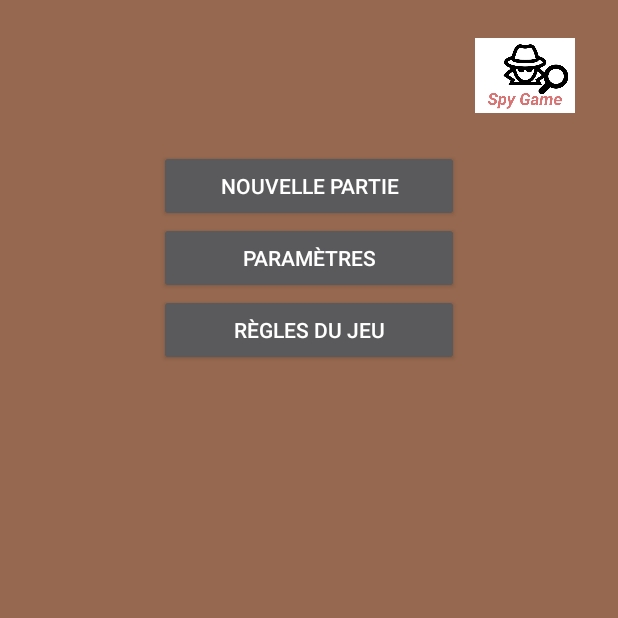
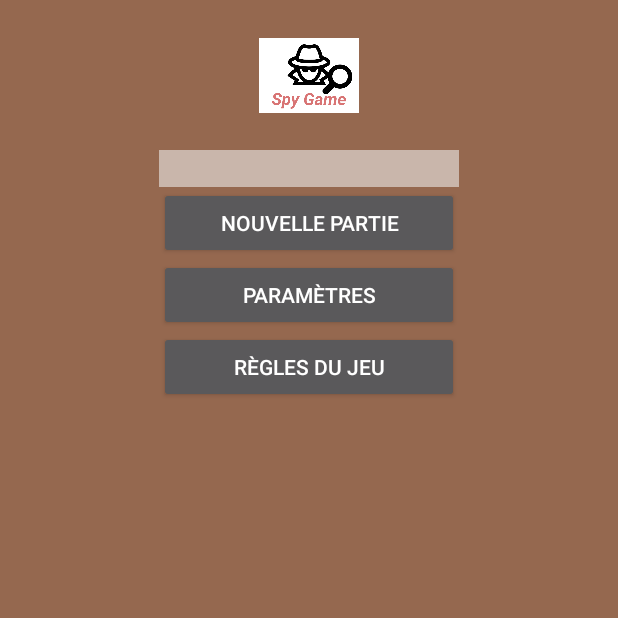
Before and after one commit to Axel-sudo/SpyGame, an Android app: the screen it shows after launch (MainActivity), on a phone screen of 412 x 824 dp, the top half of it. Run offline under Robolectric (Android 15) with nearby library versions, the phone set to English and light mode, and no system bars; our stand-ins replace Firebase (no records; nobody signed in at launch, a user with empty details on screens opened directly).

Commit message:
add edit pseudo

```diff
--- a/app/src/main/res/layout/activity_main.xml
+++ b/app/src/main/res/layout/activity_main.xml
@@ -15,9 +15,18 @@
         android:scaleX=".5"
         android:scaleY=".5"
         android:src="@drawable/spylogo"
-        android:layout_marginLeft="250dp"
+       android:layout_gravity="center"
 
         />
+
+
+    <EditText
+        android:id="@+id/editPseudo"
+        android:layout_width="200dp"
+        android:layout_height="wrap_content"
+        android:layout_gravity="center"
+        android:inputType="text"
+        android:background="#91f1f1f1"  />
 
 
     <Button
```
